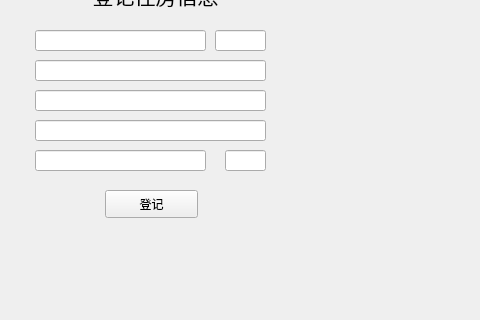
Ginsakura/TestQTManagerSystem, file Manager.ui: the form before one commit; both pictures show x 435 to 915 and y 140 to 460 of the 1299 by 676 pixel window.
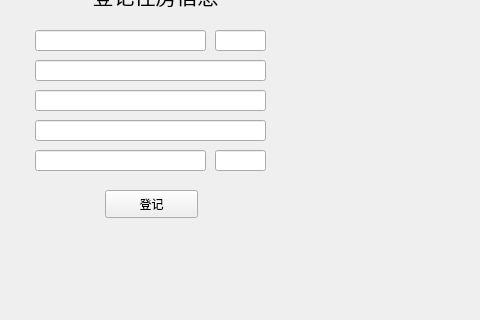
The form after the commit. The open tabs and pages were chosen to show the change.

Patch:
```diff
--- a/Manager.ui
+++ b/Manager.ui
@@ -105,9 +105,9 @@
      <widget class="QLineEdit" name="vip">
       <property name="geometry">
        <rect>
-        <x>460</x>
+        <x>450</x>
         <y>280</y>
-        <width>41</width>
+        <width>51</width>
         <height>21</height>
        </rect>
       </property>
```
Left out of the diff: 2 changed lines with no effect on the pictures.
